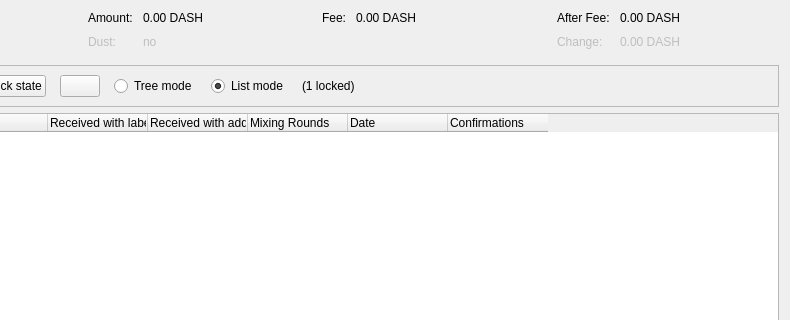
Qt form src/qt/forms/coincontroldialog.ui (Youngstar4/documentchain) before a commit; both pictures show x 164 to 954 and y 0 to 320 of the 954 by 500 pixel window.
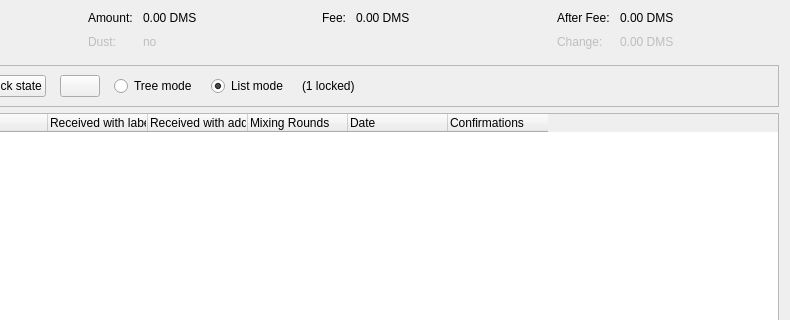
The same form after that commit. Custom widgets are drawn as their Qt base class.

Commit message:
Dash 0.17 to DMS: replace texts
Using our replacement software with some manual changes

The edit to the form file:
```diff
--- a/src/qt/forms/coincontroldialog.ui
+++ b/src/qt/forms/coincontroldialog.ui
@@ -114,7 +114,7 @@
           <enum>Qt::ActionsContextMenu</enum>
          </property>
          <property name="text">
-          <string notr="true">0.00 DASH</string>
+          <string notr="true">0.00 DMS</string>
          </property>
          <property name="textInteractionFlags">
           <set>Qt::LinksAccessibleByMouse|Qt::TextSelectableByKeyboard|Qt::TextSelectableByMouse</set>
@@ -182,7 +182,7 @@
           <enum>Qt::ActionsContextMenu</enum>
          </property>
          <property name="text">
-          <string notr="true">0.00 DASH</string>
+          <string notr="true">0.00 DMS</string>
          </property>
          <property name="textInteractionFlags">
           <set>Qt::LinksAccessibleByMouse|Qt::TextSelectableByKeyboard|Qt::TextSelectableByMouse</set>
@@ -221,7 +221,7 @@
           <enum>Qt::ActionsContextMenu</enum>
          </property>
          <property name="text">
-          <string notr="true">0.00 DASH</string>
+          <string notr="true">0.00 DMS</string>
          </property>
          <property name="textInteractionFlags">
           <set>Qt::LinksAccessibleByMouse|Qt::TextSelectableByKeyboard|Qt::TextSelectableByMouse</set>
@@ -250,7 +250,7 @@
           <enum>Qt::ActionsContextMenu</enum>
          </property>
          <property name="text">
-          <string notr="true">0.00 DASH</string>
+          <string notr="true">0.00 DMS</string>
          </property>
          <property name="textInteractionFlags">
           <set>Qt::LinksAccessibleByMouse|Qt::TextSelectableByKeyboard|Qt::TextSelectableByMouse</set>
```
The commit also changes 409 other files.
